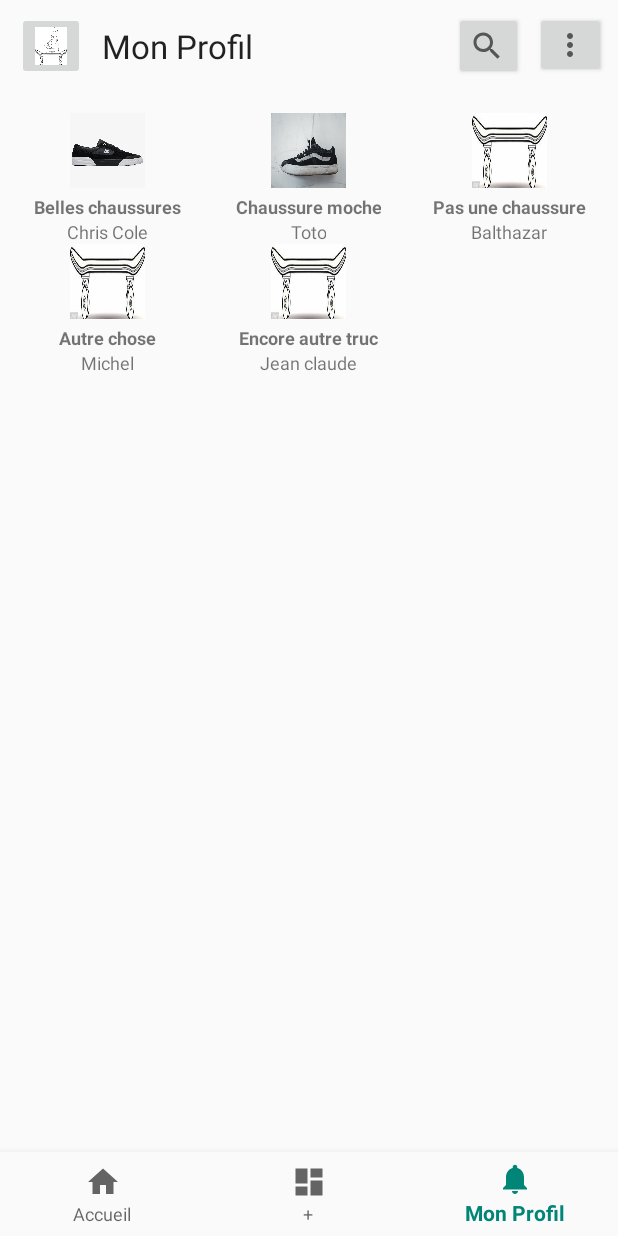
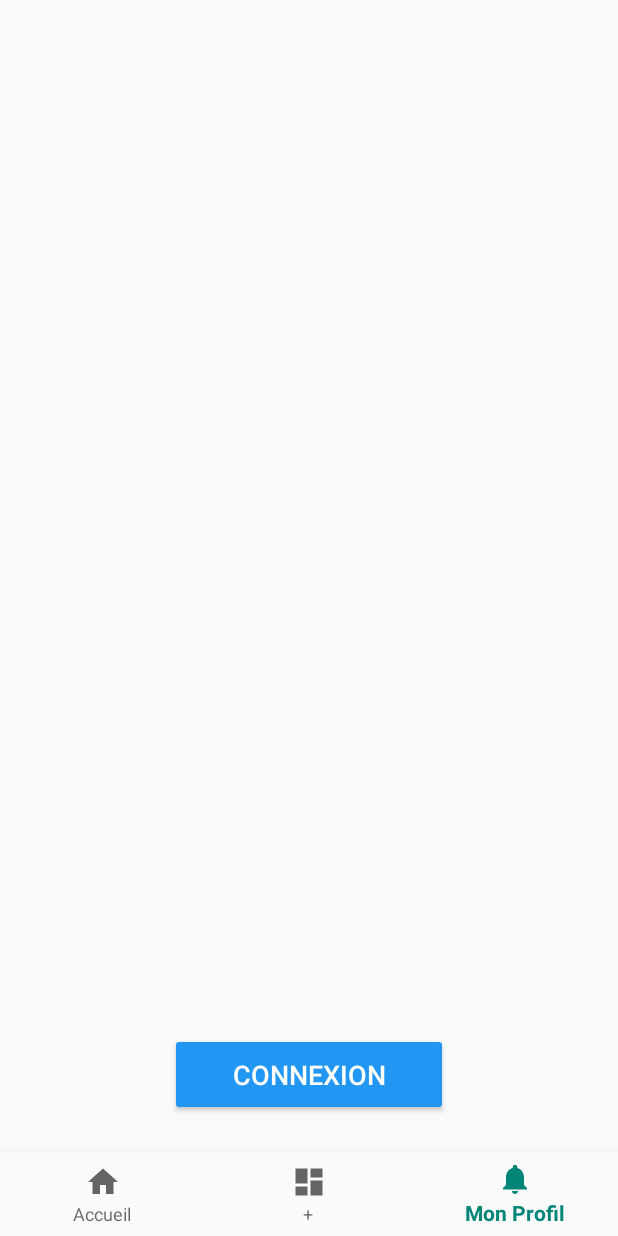
Before and after one commit to JulesVi/androidChaussures, an Android app: the screen it shows after launch (MainActivity before the commit, ProfileActivity after it), item 3 of the bottom bar chosen, on a phone screen of 412 x 824 dp. Run offline under Robolectric (Android 15) with nearby library versions, the phone set to English and light mode, and no system bars; our stand-ins replace Firebase (no records; nobody signed in at launch, a user with empty details on screens opened directly); libraries missing offline, so code that uses them is left out: com.firebase.ui.

Commit message:
connection/deconnection firbase

```diff
--- a/ChaussuresApp/app/build.gradle
+++ b/ChaussuresApp/app/build.gradle
@@ -32,6 +32,11 @@ dependencies {
     implementation 'com.google.firebase:firebase-analytics:17.2.0'
     implementation 'com.firebaseui:firebase-ui-firestore:3.1.3'
     implementation 'com.firebaseui:firebase-ui-auth:6.1.0'
+
+    //glide
+    implementation 'com.github.bumptech.glide:glide:4.8.0'
+    // Glide v4 uses this new annotation processor -- see https://bumptech.github.io/glide/doc/generatedapi.html
+    annotationProcessor 'com.github.bumptech.glide:compiler:4.8.0'
 }
 
 apply plugin: 'com.google.gms.google-services'
--- a/ChaussuresApp/app/src/main/AndroidManifest.xml
+++ b/ChaussuresApp/app/src/main/AndroidManifest.xml
@@ -18,6 +18,11 @@
                 <category android:name="android.intent.category.LAUNCHER" />
             </intent-filter>
         </activity>
+
+        <!-- PROFILE ACTIVITY -->
+        <activity android:name=".auth.ProfileActivity"
+            android:parentActivityName=".MainActivity">
+        </activity>
     </application>
 
 </manifest>
--- a/ChaussuresApp/app/src/main/java/com/example/chaussuresapp/MainActivity.java
+++ b/ChaussuresApp/app/src/main/java/com/example/chaussuresapp/MainActivity.java
@@ -1,8 +1,10 @@
 package com.example.chaussuresapp;
 
+import android.content.Intent;
 import android.os.Bundle;
 
 import com.example.chaussuresapp.Class.Tuile;
+import com.example.chaussuresapp.auth.ProfileActivity;
 import com.firebase.ui.auth.AuthUI;
 import com.google.android.material.bottomnavigation.BottomNavigationView;
 
@@ -18,6 +20,8 @@ import android.widget.TextView;
 import java.util.Arrays;
 
 public class MainActivity extends AppCompatActivity {
+    private BottomNavigationView bottomNavigationView /*= (BottomNavigationView) findViewById(R.id.nav_view)*/;
+
     private TextView mTextMessage;
     private BottomNavigationView.OnNavigationItemSelectedListener mOnNavigationItemSelectedListener
             = new BottomNavigationView.OnNavigationItemSelectedListener() {
@@ -33,6 +37,7 @@ public class MainActivity extends AppCompatActivity {
                     return true;
                 case R.id.navigation_notifications:
                     mTextMessage.setText(R.string.title_profil);
+                    startActivity(new Intent(MainActivity.this, ProfileActivity.class));
                     return true;
             }
             return false;
@@ -48,12 +53,6 @@ public class MainActivity extends AppCompatActivity {
 
     private Tuile[] tuiles = {tuile1, tuile2, tuile3, tuile4, tuile5};
 
-    private Button btn;
-
-    //FOR DATA
-    // 1 - Identifier for Sign-In Activity
-    private static final int RC_SIGN_IN = 123;
-
     @Override
     protected void onCreate(Bundle savedInstanceState) {
         super.onCreate(savedInstanceState);
@@ -66,27 +65,14 @@ public class MainActivity extends AppCompatActivity {
         TuilesAdapter tuilesAdapter = new TuilesAdapter(this, tuiles);
         gridView.setAdapter(tuilesAdapter);
 
-        btn = (Button) findViewById(R.id.btnSearch);
-        btn.setOnClickListener(new View.OnClickListener() {
-            public void onClick(View v) {
-                startSignInActivity();
-            }
-        });
+        bottomNavigationView = (BottomNavigationView) findViewById(R.id.nav_view);
     }
 
+    @Override
+    public void onResume(){
+        super.onResume();
+        bottomNavigationView.setSelectedItemId(R.id.navigation_home);
 
-    // 2 - Launch Sign-In Activity
-    private void startSignInActivity(){
-        startActivityForResult(
-                AuthUI.getInstance()
-                        .createSignInIntentBuilder()
-                        .setTheme(R.style.AppTheme)
-                        .setAvailableProviders(
-                                Arrays.asList(new AuthUI.IdpConfig.EmailBuilder().build(), //EMAIL
-                                        new AuthUI.IdpConfig.GoogleBuilder().build())) // SUPPORT GOOGLE))
-                        .setIsSmartLockEnabled(false, true)
-                        .build(),
-                RC_SIGN_IN);
     }
 
 }
--- /dev/null
+++ b/ChaussuresApp/app/src/main/java/com/example/chaussuresapp/auth/ProfileActivity.java
@@ -0,0 +1,142 @@
+package com.example.chaussuresapp.auth;
+
+import android.content.Intent;
+import android.os.Bundle;
+import android.text.TextUtils;
+import android.view.View;
+import android.widget.Button;
+import android.widget.ImageView;
+import android.widget.ProgressBar;
+import android.widget.TextView;
+
+import androidx.appcompat.app.AppCompatActivity;
+
+import com.bumptech.glide.Glide;
+import com.bumptech.glide.request.RequestOptions;
+import com.example.chaussuresapp.MainActivity;
+import com.example.chaussuresapp.R;
+import com.example.chaussuresapp.base.BaseActivity;
+import com.firebase.ui.auth.AuthUI;
+import com.google.android.gms.tasks.OnSuccessListener;
+import com.google.android.material.bottomnavigation.BottomNavigationView;
+import com.google.android.material.textfield.TextInputEditText;
+
+import java.net.URL;
+import java.util.Arrays;
+
+public class ProfileActivity extends BaseActivity {
+
+    private static final int RC_SIGN_IN = 123;
+    private Button btn;
+    private TextView textInputEditTextUsername;
+    private TextView textViewEmail;
+    private ImageView imageViewProfile;
+
+    // 2 - Identify each Http Request
+    private static final int SIGN_OUT_TASK = 10;
+    private static final int DELETE_USER_TASK = 20;
+
+    @Override
+    protected void onCreate(Bundle savedInstanceState) {
+        super.onCreate(savedInstanceState);
+//        this.configureToolbar();
+        setContentView(R.layout.activity_profile);
+
+        btn = (Button) findViewById(R.id.profile_activity_button_update);
+        if (this.getCurrentUser() != null)
+            btn.setText("deconnexion");
+        btn.setOnClickListener(new View.OnClickListener() {
+            public void onClick(View v) {
+                buttonPressed();
+            }
+        });
+
+        textInputEditTextUsername = (TextView) findViewById(R.id.textInputEditTextUsername);
+        textViewEmail = (TextView) findViewById(R.id.textViewEmail);
+
+        imageViewProfile = (ImageView) findViewById(R.id.imageViewProfile);
+
+        BottomNavigationView bottomNavigationView = (BottomNavigationView) findViewById(R.id.nav_view);
+        bottomNavigationView.setSelectedItemId(R.id.navigation_notifications);
+
+        this.updateUIWhenCreating();
+    }
+
+    private void buttonPressed(){
+        if (this.getCurrentUser() != null){
+            this.signOutUserFromFirebase();
+            btn.setText("connexion");
+        }else{
+            this.startSignInActivity();
+            //startActivityForResult(new Intent(this, SignInActivity.class), 1);
+            btn.setText("deconnexion");
+            finish();
+            //startActivity(getIntent());
+        }
+    }
+
+    // 2 - Launch Sign-In Activity
+    private void startSignInActivity(){
+            startActivityForResult(
+                    AuthUI.getInstance()
+                            .createSignInIntentBuilder()
+                            .setTheme(R.style.AppTheme)
+                            .setAvailableProviders(
+                                    Arrays.asList(new AuthUI.IdpConfig.EmailBuilder().build(), //EMAIL
+                                            new AuthUI.IdpConfig.GoogleBuilder().build())) // SUPPORT GOOGLE))
+                            .setIsSmartLockEnabled(false, true)
+                            .build(),
+                    RC_SIGN_IN);
+    }
+
+    // 1 - Update UI when activity is creating
+    private void updateUIWhenCreating(){
+
+        if (this.getCurrentUser() != null) {
+
+            //Get picture URL from Firebase
+            if (this.getCurrentUser().getPhotoUrl() != null) {
+                Glide.with(this)
+                        .load(this.getCurrentUser().getPhotoUrl())
+                        .apply(RequestOptions.circleCropTransform())
+                        .into(imageViewProfile);
+            }
+
+            //Get email & username from Firebase
+            String email = TextUtils.isEmpty(this.getCurrentUser().getEmail()) ? "email not found" : this.getCurrentUser().getEmail();
+            String username = TextUtils.isEmpty(this.getCurrentUser().getDisplayName()) ? "username not found" : this.getCurrentUser().getDisplayName();
+
+            //Update views with data
+            this.textInputEditTextUsername.setText(username);
+            this.textInputEditTextUsername.setVisibility(View.VISIBLE);
+            this.textViewEmail.setText(email);
+            this.textViewEmail.setVisibility(View.VISIBLE);
+        }
+    }
+
+    private void signOutUserFromFirebase(){
+        AuthUI.getInstance()
+                .signOut(this)
+                .addOnSuccessListener(this, this.updateUIAfterRESTRequestsCompleted(SIGN_OUT_TASK));
+    }
+
+    // 3 - Create OnCompleteListener called after tasks ended
+    private OnSuccessListener<Void> updateUIAfterRESTRequestsCompleted(final int origin){
+        return new OnSuccessListener<Void>() {
+            @Override
+            public void onSuccess(Void aVoid) {
+                switch (origin){
+                    case SIGN_OUT_TASK:
+                        finish();
+                        break;
+                    case DELETE_USER_TASK:
+                        finish();
+                        break;
+                    default:
+                        break;
+                }
+            }
+        };
+    }
+
+}
--- /dev/null
+++ b/ChaussuresApp/app/src/main/java/com/example/chaussuresapp/base/BaseActivity.java
@@ -0,0 +1,27 @@
+package com.example.chaussuresapp.base;
+
+import android.os.Bundle;
+import android.os.PersistableBundle;
+
+import androidx.annotation.Nullable;
+import androidx.appcompat.app.AppCompatActivity;
+
+import com.google.firebase.auth.FirebaseAuth;
+import com.google.firebase.auth.FirebaseUser;
+
+public abstract class BaseActivity extends AppCompatActivity {
+    @Override
+    protected void onCreate(Bundle savedInstanceState) {
+        super.onCreate(savedInstanceState);
+        //this.setContentView(this.getFragmentLayout());
+    }
+
+    // --------------------
+    // UTILS
+    // --------------------
+
+    @Nullable
+    protected FirebaseUser getCurrentUser(){ return FirebaseAuth.getInstance().getCurrentUser(); }
+
+    protected Boolean isCurrentUserLogged(){ return (this.getCurrentUser() != null); }
+}
--- /dev/null
+++ b/ChaussuresApp/app/src/main/res/layout/activity_profile.xml
@@ -0,0 +1,71 @@
+<?xml version="1.0" encoding="utf-8"?>
+<androidx.constraintlayout.widget.ConstraintLayout xmlns:android="http://schemas.android.com/apk/res/android"
+    xmlns:app="http://schemas.android.com/apk/res-auto"
+    xmlns:tools="http://schemas.android.com/tools"
+    android:orientation="vertical" android:layout_width="match_parent"
+    android:layout_height="match_parent">
+
+    <TextView
+        android:id="@+id/textViewEmail"
+        android:layout_width="wrap_content"
+        android:layout_height="wrap_content"
+        android:layout_marginStart="8dp"
+        android:layout_marginTop="24dp"
+        android:layout_marginEnd="8dp"
+        android:text="email"
+        android:visibility="invisible"
+        app:layout_constraintEnd_toEndOf="parent"
+        app:layout_constraintStart_toStartOf="parent"
+        app:layout_constraintTop_toBottomOf="@+id/textInputEditTextUsername" />
+
+    <com.google.android.material.bottomnavigation.BottomNavigationView
+        android:id="@+id/nav_view"
+        android:layout_width="0dp"
+        android:layout_height="wrap_content"
+        android:background="?android:attr/windowBackground"
+        app:layout_constraintBottom_toBottomOf="parent"
+        app:layout_constraintLeft_toLeftOf="parent"
+        app:layout_constraintRight_toRightOf="parent"
+        app:menu="@menu/bottom_nav_menu" />
+
+    <Button
+        android:id="@+id/profile_activity_button_update"
+        android:layout_width="185dp"
+        android:layout_height="55dp"
+        android:layout_marginStart="8dp"
+        android:layout_marginEnd="8dp"
+        android:layout_marginBottom="24dp"
+        android:backgroundTint="#2196F3"
+        android:text="Connexion"
+        android:textColor="#FFFFFF"
+        android:textSize="18sp"
+        app:layout_constraintBottom_toTopOf="@+id/nav_view"
+        app:layout_constraintEnd_toEndOf="parent"
+        app:layout_constraintStart_toStartOf="parent" />
+
+    <TextView
+        android:id="@+id/textInputEditTextUsername"
+        android:layout_width="wrap_content"
+        android:layout_height="wrap_content"
+        android:layout_marginStart="8dp"
+        android:layout_marginTop="24dp"
+        android:layout_marginEnd="8dp"
+        android:text="Username"
+        android:visibility="invisible"
+        app:layout_constraintEnd_toEndOf="parent"
+        app:layout_constraintStart_toStartOf="parent"
+        app:layout_constraintTop_toBottomOf="@+id/imageViewProfile" />
+
+    <ImageView
+        android:id="@+id/imageViewProfile"
+        android:layout_width="128dp"
+        android:layout_height="128dp"
+        android:layout_marginStart="8dp"
+        android:layout_marginTop="64dp"
+        android:layout_marginEnd="8dp"
+        android:background="#00000000"
+        app:layout_constraintEnd_toEndOf="parent"
+        app:layout_constraintStart_toStartOf="parent"
+        app:layout_constraintTop_toTopOf="parent"
+        tools:srcCompat="@drawable/baseline_account_circle_black_48dp" />
+</androidx.constraintlayout.widget.ConstraintLayout>
```
Also changed, not shown: ChaussuresApp/app/src/main/java/com/example/chaussuresapp/auth/SignInActivity.java (added, +37 -0 lines), ChaussuresApp/app/src/main/res/drawable/baseline_account_circle_black_48dp.png (added).
